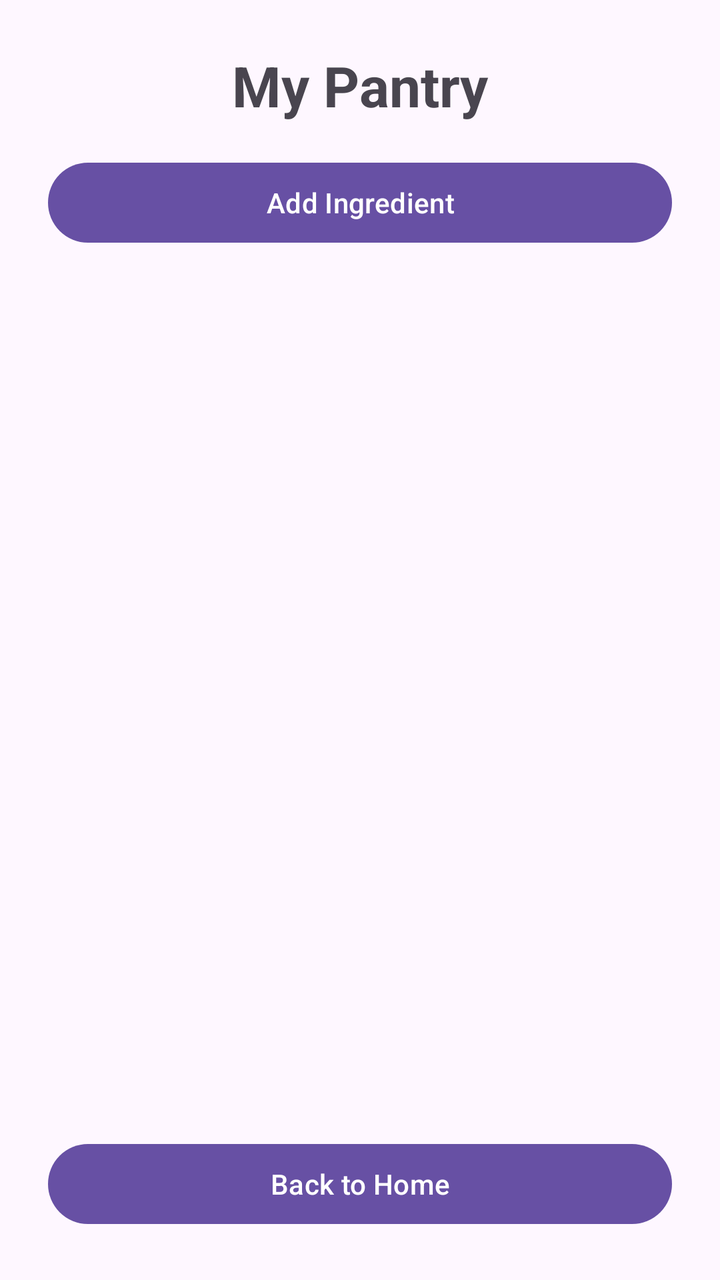
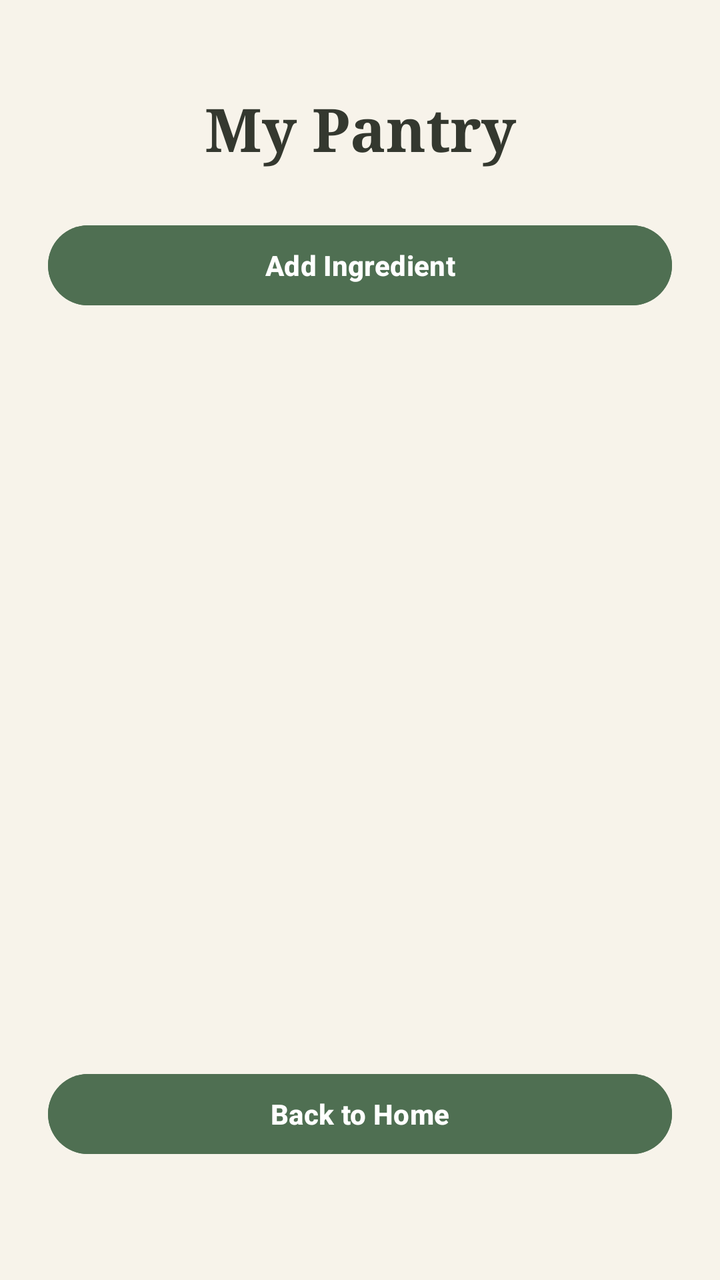

The first picture is an Android layout as it rendered before a commit; the second is the same layout after the commit. The layout source and the unified diff follow.
<!-- AndroidManifest.xml: application theme Theme.SmartPantryManager -->
<!-- res/layout/activity_pantry.xml -->
<?xml version="1.0" encoding="utf-8"?>
<LinearLayout
    xmlns:android="http://schemas.android.com/apk/res/android"
    android:layout_width="match_parent"
    android:layout_height="match_parent"
    android:orientation="vertical"
    android:padding="24dp">

    <TextView
        android:layout_width="match_parent"
        android:layout_height="wrap_content"
        android:text="My Pantry"
        android:textSize="28sp"
        android:textStyle="bold"
        android:gravity="center"
        android:layout_marginBottom="16dp" />

    <Button
        android:id="@+id/addPantryButton"
        android:layout_width="match_parent"
        android:layout_height="wrap_content"
        android:text="Add Ingredient"
        android:layout_marginBottom="16dp" />

    <TextView
        android:id="@+id/noItemsMessage"
        android:layout_width="match_parent"
        android:layout_height="wrap_content"
        android:text="No pantry items added yet."
        android:textSize="16sp"
        android:gravity="center"
        android:visibility="gone"
        android:layout_marginBottom="16dp" />

    <androidx.recyclerview.widget.RecyclerView
        android:id="@+id/pantryRecyclerView"
        android:layout_width="match_parent"
        android:layout_height="0dp"
        android:layout_weight="1" />

    <Button
        android:id="@+id/backToHomeButton"
        android:layout_width="match_parent"
        android:layout_height="wrap_content"
        android:text="Back to Home"
        android:layout_marginTop="16dp" />

</LinearLayout>
<!-- resources referenced by this layout -->
<resources>
  <style name="Theme.SmartPantryManager" parent="Base.Theme.SmartPantryManager" />
  <style name="Base.Theme.SmartPantryManager" parent="Theme.Material3.DayNight.NoActionBar">
          
          
      </style>
</resources>

<!-- the commit's change to res/layout/activity_pantry.xml (unified diff, before → after) -->
@@ -1,48 +1,80 @@
 <?xml version="1.0" encoding="utf-8"?>
 <LinearLayout
     xmlns:android="http://schemas.android.com/apk/res/android"
+    android:id="@+id/pantryRoot"
     android:layout_width="match_parent"
     android:layout_height="match_parent"
     android:orientation="vertical"
-    android:padding="24dp">
+    android:background="@color/sage_dark">
 
-    <TextView
-        android:layout_width="match_parent"
-        android:layout_height="wrap_content"
-        android:text="My Pantry"
-        android:textSize="28sp"
-        android:textStyle="bold"
-        android:gravity="center"
-        android:layout_marginBottom="16dp" />
-
-    <Button
-        android:id="@+id/addPantryButton"
-        android:layout_width="match_parent"
-        android:layout_height="wrap_content"
-        android:text="Add Ingredient"
-        android:layout_marginBottom="16dp" />
-
-    <TextView
-        android:id="@+id/noItemsMessage"
-        android:layout_width="match_parent"
-        android:layout_height="wrap_content"
-        android:text="No pantry items added yet."
-        android:textSize="16sp"
-        android:gravity="center"
-        android:visibility="gone"
-        android:layout_marginBottom="16dp" />
-
-    <androidx.recyclerview.widget.RecyclerView
-        android:id="@+id/pantryRecyclerView"
+    
+    <View
+        android:id="@+id/statusBarBackground"
         android:layout_width="match_parent"
         android:layout_height="0dp"
-        android:layout_weight="1" />
+        android:background="@color/sage_dark" />
 
-    <Button
-        android:id="@+id/backToHomeButton"
+    
+    <LinearLayout
         android:layout_width="match_parent"
-        android:layout_height="wrap_content"
-        android:text="Back to Home"
-        android:layout_marginTop="16dp" />
+        android:layout_height="0dp"
+        android:layout_weight="1"
+        android:orientation="vertical"
+        android:background="@color/cream"
+        android:padding="24dp">
+
+        <TextView
+            android:layout_width="match_parent"
+            android:layout_height="wrap_content"
+            android:text="My Pantry"
+            android:textSize="30sp"
+            android:textStyle="bold"
+            android:fontFamily="serif"
+            android:textColor="@color/brown"
+            android:gravity="center"
+            android:layout_marginTop="20dp"
+            android:layout_marginBottom="24dp" />
+
+        <Button
+            android:id="@+id/addPantryButton"
+            android:layout_width="match_parent"
+            android:layout_height="wrap_content"
+            android:text="Add Ingredient"
+            android:textColor="@color/white"
+            android:textStyle="bold"
+            android:backgroundTint="@color/sage"
+            android:layout_marginBottom="20dp" />
+
+        <TextView
+            android:id="@+id/noItemsMessage"
+            android:layout_width="match_parent"
+            android:layout_height="wrap_content"
+            android:text="No pantry items added yet."
+            android:textSize="16sp"
+            android:textColor="@color/brown_light"
+            android:gravity="center"
+            android:visibility="gone"
+            android:layout_marginBottom="16dp" />
+
+        <androidx.recyclerview.widget.RecyclerView
+            android:id="@+id/pantryRecyclerView"
+            android:layout_width="match_parent"
+            android:layout_height="0dp"
+            android:layout_weight="1"
+            android:clipToPadding="false"
+            android:paddingBottom="8dp" />
+
+        <Button
+            android:id="@+id/backToHomeButton"
+            android:layout_width="match_parent"
+            android:layout_height="wrap_content"
+            android:text="Back to Home"
+            android:textColor="@color/white"
+            android:textStyle="bold"
+            android:backgroundTint="@color/sage"
+            android:layout_marginTop="16dp"
+            android:layout_marginBottom="35dp" />
+
+    </LinearLayout>
 
 </LinearLayout>
<!-- resource entries referenced after the edit -->
@@ -1,5 +1,11 @@
 <!-- resources referenced by this layout -->
 <resources>
+  <color name="brown">#34382F</color>
+  <color name="brown_light">#65695F</color>
+  <color name="cream">#F7F3EA</color>
+  <color name="sage">#4F6F52</color>
+  <color name="sage_dark">#3E5941</color>
+  <color name="white">#FFFFFFFF</color>
   <style name="Theme.SmartPantryManager" parent="Base.Theme.SmartPantryManager" />
   <style name="Base.Theme.SmartPantryManager" parent="Theme.Material3.DayNight.NoActionBar">
           
